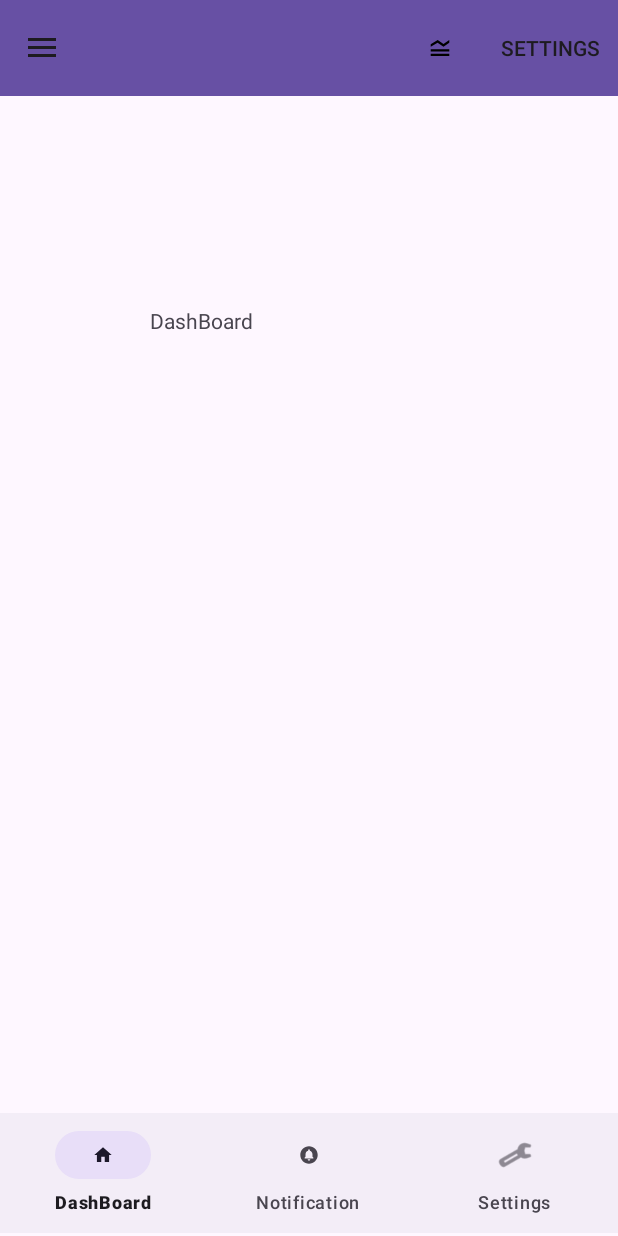
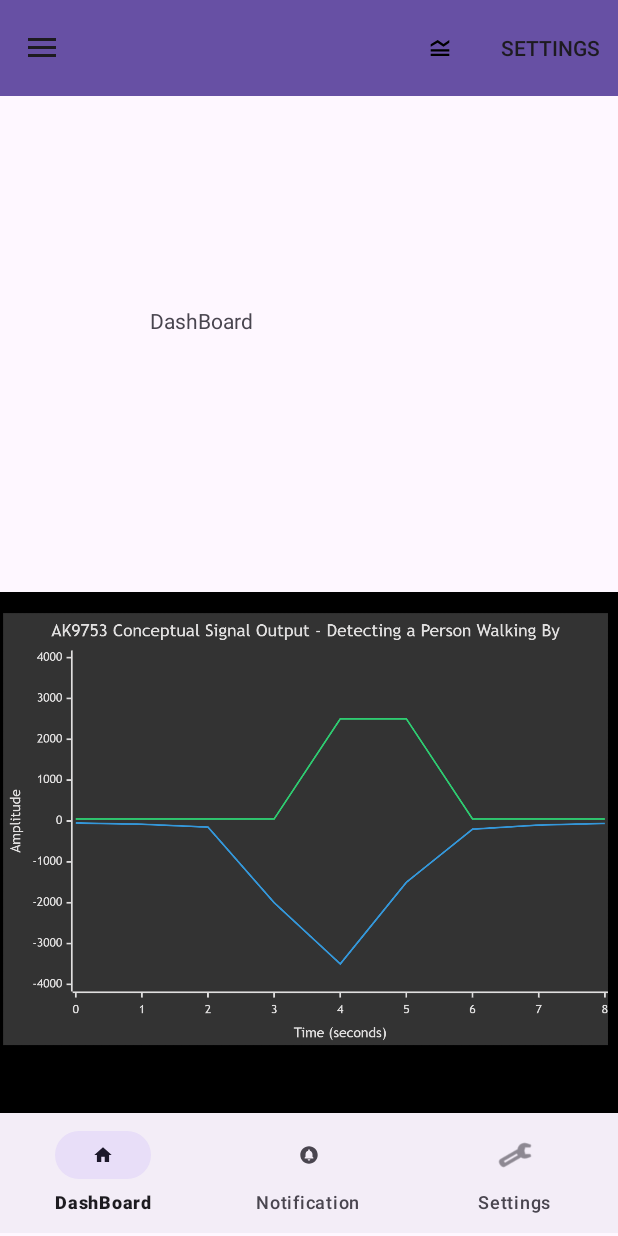
Before and after one commit to JonathanAkabuike0573/LIFE_EnvironmentalSolutions, an Android app: the DashBoardFragment screen opened directly, with no data from a screen before it, on a phone screen of 412 x 824 dp. Run offline under Robolectric (Android 15) with nearby library versions, the phone set to English and light mode, and no system bars.

Commit message:
added second image to fragment_settings.xml

```diff
--- a/app/src/main/res/layout/fragment_dash_board.xml
+++ b/app/src/main/res/layout/fragment_dash_board.xml
@@ -16,4 +16,17 @@
         android:text="@string/dashboard"
         app:layout_constraintStart_toStartOf="parent"
         app:layout_constraintTop_toTopOf="parent" />
+
+    <ImageView
+        android:id="@+id/imageView3"
+        android:layout_width="538dp"
+        android:layout_height="519dp"
+        android:layout_marginTop="332dp"
+        android:src="@drawable/humandetection"
+        app:layout_constraintBottom_toBottomOf="parent"
+        app:layout_constraintEnd_toEndOf="parent"
+        app:layout_constraintHorizontal_bias="0.244"
+        app:layout_constraintStart_toStartOf="parent"
+        app:layout_constraintTop_toTopOf="parent"
+        app:layout_constraintVertical_bias="0.0" />
 </androidx.constraintlayout.widget.ConstraintLayout>
```
